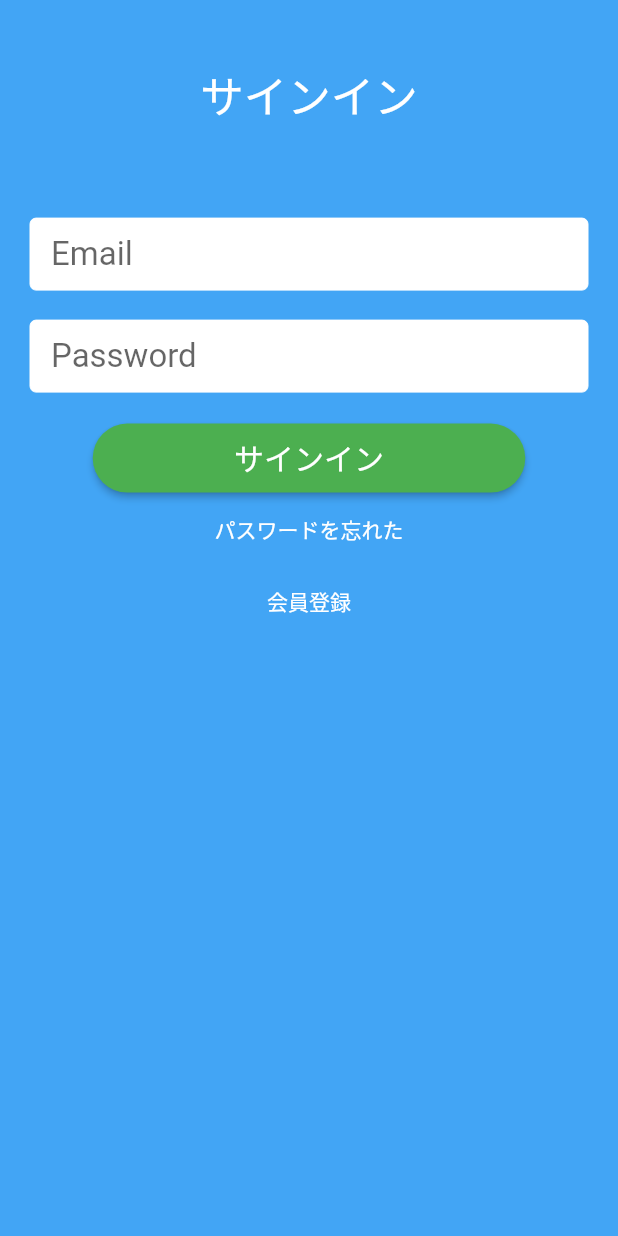
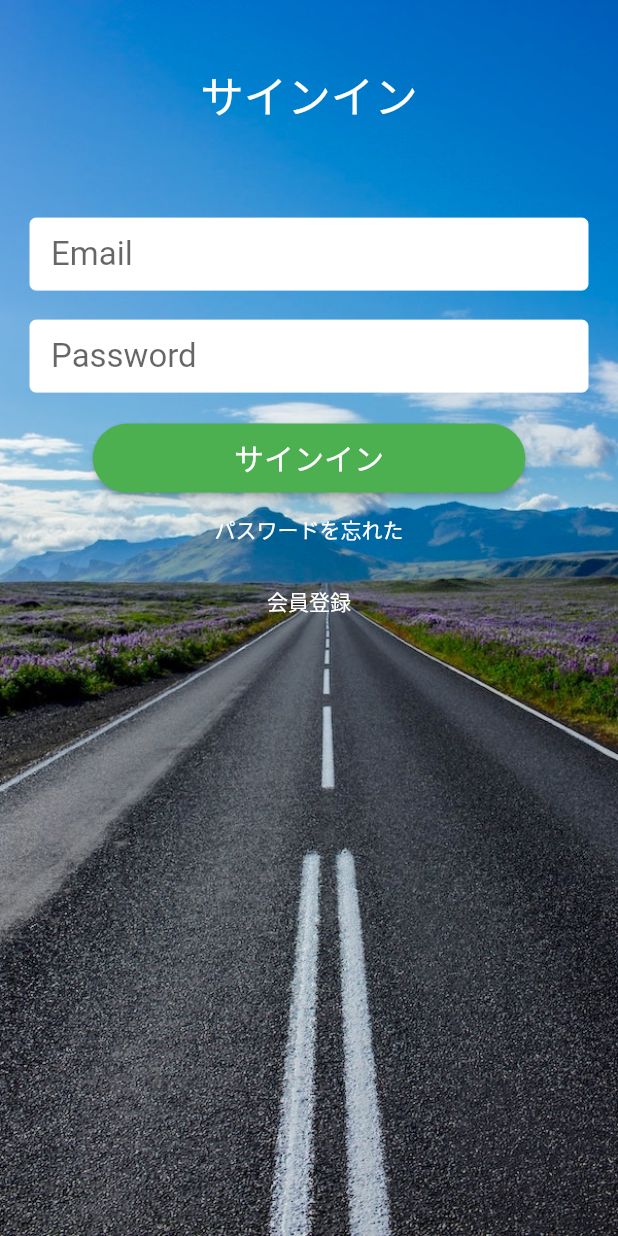
Before and after one commit to yuzusuke/drivebuddy, a Flutter app: the screen it shows after launch, after a tap on "サインイン", on a phone screen of 412 x 824 dp. Run offline on Flutter 3.47's test engine with Material 2 defaults, Android fonts, the phone set to English and light mode, and no system bars; drawn by our look-alikes of auto_size_text; our stand-ins replace firebase_auth; accounts and stored records are empty.

Commit message:
Initial Commit

```diff
--- a/lib/screens/first_view.dart
+++ b/lib/screens/first_view.dart
@@ -14,15 +14,15 @@ class FirstView extends StatelessWidget {
 
     return Scaffold(
       body: Container(
-//        decoration: BoxDecoration(
-//          image: DecorationImage(
-//            image: AssetImage("images/mainroad.jpg"),
-//            fit: BoxFit.cover,
-//          )
-//        ),
+        decoration: BoxDecoration(
+          image: DecorationImage(
+            image: AssetImage("images/mainroad.jpg"),
+            fit: BoxFit.cover,
+          )
+        ),
         width: _width,
         height: _height,
-        color: primaryColor,
+//        color: primaryColor,
         child: SafeArea(
           child: Padding(
             padding: const EdgeInsets.all(10.0),
--- a/lib/screens/sign_up_view.dart
+++ b/lib/screens/sign_up_view.dart
@@ -89,13 +89,13 @@ class _SignUpViewState extends State<SignUpView> {
     return Scaffold(
 
       body: Container(
-//        decoration: BoxDecoration(
-//            image: DecorationImage(
-//              image: AssetImage("images/mainroad.jpg"),
-//              fit: BoxFit.cover,
-//            )
-//        ),
-        color: primaryColor,
+        decoration: BoxDecoration(
+            image: DecorationImage(
+              image: AssetImage("images/mainroad.jpg"),
+              fit: BoxFit.cover,
+            )
+        ),
+//        color: primaryColor,
         height: _height,
         width: _width,
         child: SafeArea(
```
